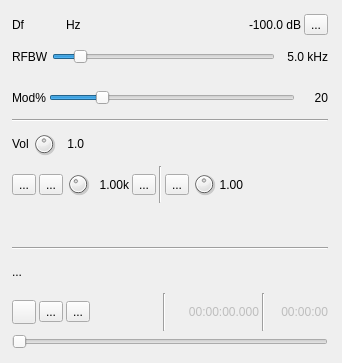
Above: plugins/channeltx/modam/ammodgui.ui from f4exb/sdrangel before the change. Below: the same form after it.
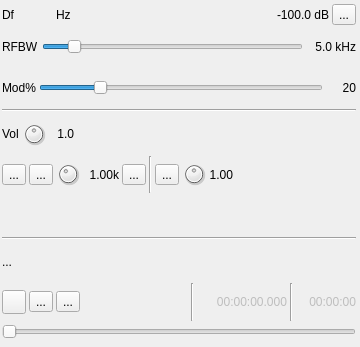
That is the form after the change. Icons and pictures are not drawn. Custom widgets are drawn as their Qt base class.

What changed in the file:
```diff
--- a/plugins/channeltx/modam/ammodgui.ui
+++ b/plugins/channeltx/modam/ammodgui.ui
@@ -6,19 +6,19 @@
    <rect>
     <x>0</x>
     <y>0</y>
-    <width>342</width>
-    <height>363</height>
+    <width>360</width>
+    <height>347</height>
    </rect>
   </property>
   <property name="sizePolicy">
-   <sizepolicy hsizetype="MinimumExpanding" vsizetype="Preferred">
+   <sizepolicy hsizetype="Minimum" vsizetype="Minimum">
     <horstretch>0</horstretch>
     <verstretch>0</verstretch>
    </sizepolicy>
   </property>
   <property name="minimumSize">
    <size>
-    <width>0</width>
+    <width>360</width>
     <height>0</height>
    </size>
   </property>
@@ -37,15 +37,21 @@
   <widget class="QWidget" name="settingsContainer" native="true">
    <property name="geometry">
     <rect>
-     <x>10</x>
-     <y>10</y>
-     <width>320</width>
+     <x>0</x>
+     <y>0</y>
+     <width>358</width>
      <height>341</height>
     </rect>
    </property>
+   <property name="sizePolicy">
+    <sizepolicy hsizetype="Preferred" vsizetype="Preferred">
+     <horstretch>0</horstretch>
+     <verstretch>0</verstretch>
+    </sizepolicy>
+   </property>
    <property name="minimumSize">
     <size>
-     <width>280</width>
+     <width>358</width>
      <height>0</height>
     </size>
    </property>
@@ -730,29 +736,29 @@
    <header>gui/rollupcontents.h</header>
    <container>1</container>
   </customwidget>
-  <customwidget>
-   <class>LevelMeterVU</class>
-   <extends>QWidget</extends>
-   <header>gui/levelmeter.h</header>
-   <container>1</container>
-  </customwidget>
   <customwidget>
    <class>ButtonSwitch</class>
    <extends>QToolButton</extends>
    <header>gui/buttonswitch.h</header>
   </customwidget>
-  <customwidget>
-   <class>CWKeyerGUI</class>
-   <extends>QWidget</extends>
-   <header>gui/cwkeyergui.h</header>
-   <container>1</container>
-  </customwidget>
   <customwidget>
    <class>ValueDialZ</class>
    <extends>QWidget</extends>
    <header>gui/valuedialz.h</header>
    <container>1</container>
   </customwidget>
+  <customwidget>
+   <class>LevelMeterVU</class>
+   <extends>QWidget</extends>
+   <header>gui/levelmeter.h</header>
+   <container>1</container>
+  </customwidget>
+  <customwidget>
+   <class>CWKeyerGUI</class>
+   <extends>QWidget</extends>
+   <header>gui/cwkeyergui.h</header>
+   <container>1</container>
+  </customwidget>
  </customwidgets>
  <resources>
   <include location="../../../sdrgui/resources/res.qrc"/>
```
